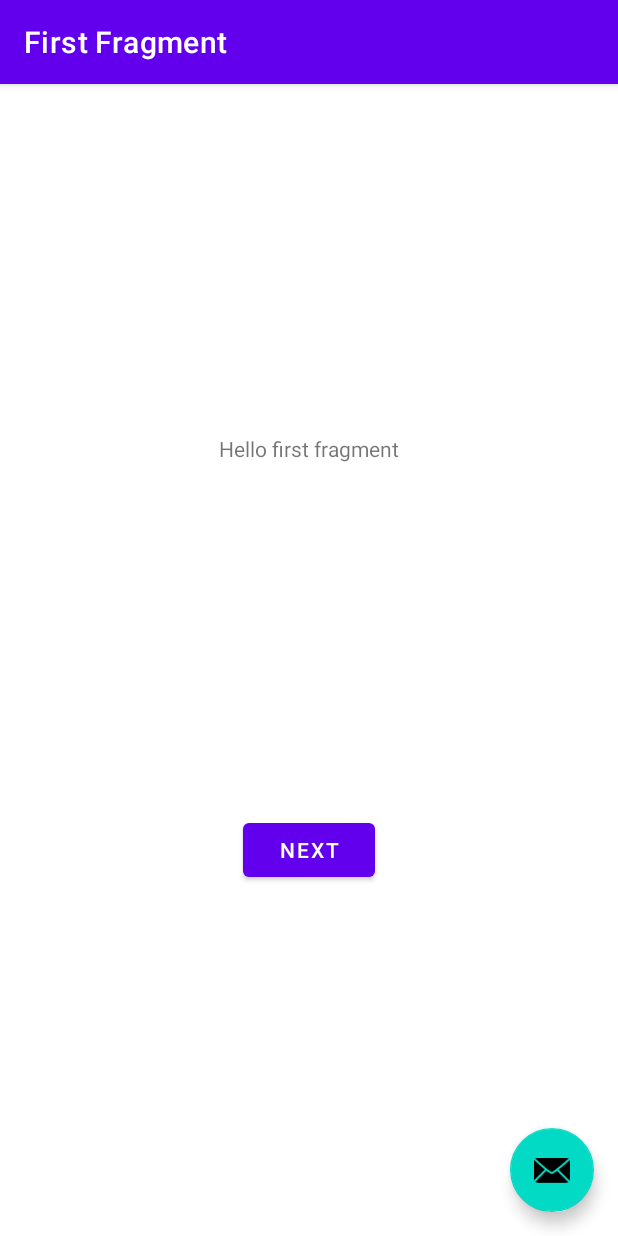
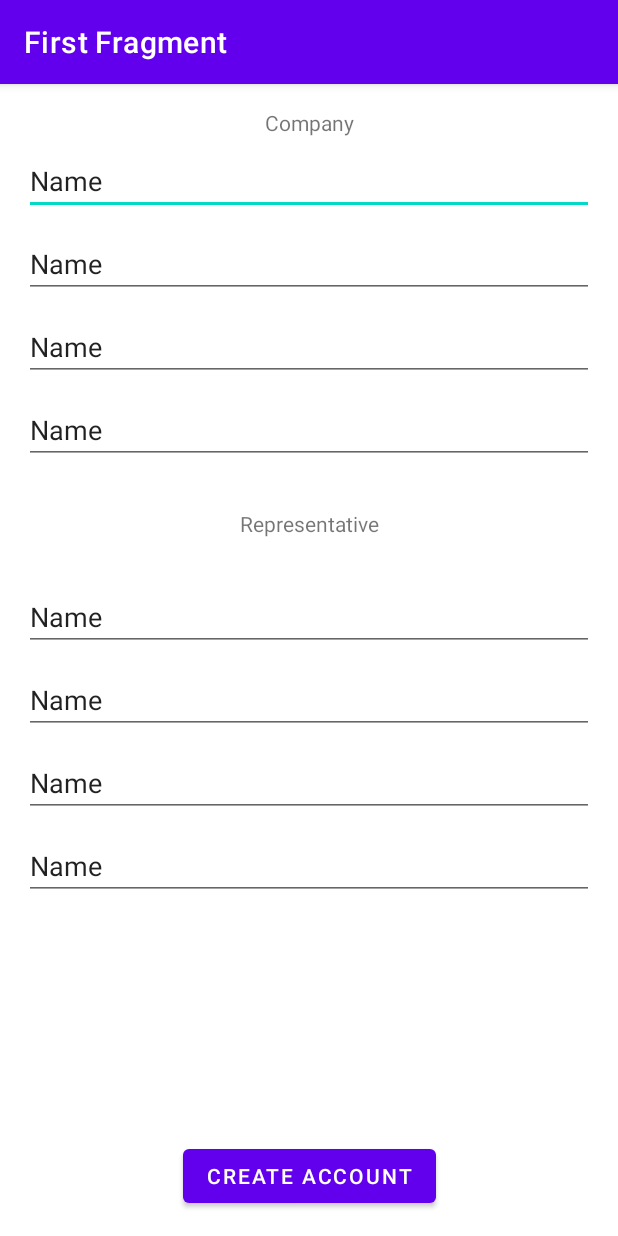
Before and after one commit to franmen05/preschool-android, an Android app: the First2Fragment screen opened directly, with no data from a screen before it, on a phone screen of 412 x 824 dp. Run offline under Robolectric (Android 15) with nearby library versions, the phone set to English and light mode, and no system bars; our stand-ins replace navigation-ui; 1 statement that could not run was skipped.

Commit message:
Register screen

```diff
--- a/app/src/main/res/layout/activity_register.xml
+++ b/app/src/main/res/layout/activity_register.xml
@@ -22,13 +22,4 @@
 
     <include layout="@layout/content_register" />
 
-    <com.google.android.material.floatingactionbutton.FloatingActionButton
-        android:id="@+id/fab"
-        android:layout_width="wrap_content"
-        android:layout_height="wrap_content"
-        android:layout_gravity="bottom|end"
-        android:layout_marginEnd="@dimen/fab_margin"
-        android:layout_marginBottom="16dp"
-        app:srcCompat="@android:drawable/ic_dialog_email" />
-
 </androidx.coordinatorlayout.widget.CoordinatorLayout>
--- a/app/src/main/res/layout/fragment_first2.xml
+++ b/app/src/main/res/layout/fragment_first2.xml
@@ -4,25 +4,134 @@
     xmlns:tools="http://schemas.android.com/tools"
     android:layout_width="match_parent"
     android:layout_height="match_parent"
+    android:paddingLeft="@dimen/activity_horizontal_margin"
+    android:paddingTop="@dimen/activity_vertical_margin"
+    android:paddingRight="@dimen/activity_horizontal_margin"
+    android:paddingBottom="@dimen/activity_vertical_margin"
     tools:context=".ui.register.First2Fragment">
-
-    <TextView
-        android:id="@+id/textview_first"
-        android:layout_width="wrap_content"
-        android:layout_height="wrap_content"
-        android:text="@string/hello_first_fragment"
-        app:layout_constraintBottom_toTopOf="@id/button_first"
-        app:layout_constraintEnd_toEndOf="parent"
-        app:layout_constraintStart_toStartOf="parent"
-        app:layout_constraintTop_toTopOf="parent" />
 
     <Button
         android:id="@+id/button_first"
         android:layout_width="wrap_content"
         android:layout_height="wrap_content"
-        android:text="@string/next"
+        android:text="@string/action_createAccount"
         app:layout_constraintBottom_toBottomOf="parent"
         app:layout_constraintEnd_toEndOf="parent"
+        app:layout_constraintStart_toStartOf="parent" />
+
+    <TextView
+        android:id="@+id/textView2"
+        android:layout_width="wrap_content"
+        android:layout_height="wrap_content"
+        android:layout_marginTop="196dp"
+        android:text="@string/company"
+        app:layout_constraintEnd_toEndOf="parent"
+        app:layout_constraintStart_toStartOf="parent" />
+
+    <EditText
+        android:id="@+id/editTextTextPersonName"
+        android:layout_height="42dp"
+        android:layout_width="0dp"
+        android:ems="10"
+        android:inputType="textPersonName"
+        android:text="Name"
+        android:layout_marginTop="10dp"
+        app:layout_constraintEnd_toEndOf="parent"
         app:layout_constraintStart_toStartOf="parent"
-        app:layout_constraintTop_toBottomOf="@id/textview_first" />
+        app:layout_constraintTop_toBottomOf="@+id/textView2"/>
+
+    <EditText
+        android:id="@+id/editTextTextPersonName2"
+        android:layout_height="wrap_content"
+        android:layout_width="0dp"
+        android:ems="10"
+        android:inputType="textPersonName"
+        android:text="Name"
+        android:layout_marginTop="10dp"
+        app:layout_constraintEnd_toEndOf="parent"
+        app:layout_constraintStart_toStartOf="parent"
+        app:layout_constraintTop_toBottomOf="@+id/editTextTextPersonName" />
+
+    <EditText
+        android:id="@+id/editTextTextPersonName3"
+        android:layout_width="match_parent"
+        android:layout_height="wrap_content"
+        android:ems="10"
+        android:inputType="textPersonName"
+        android:text="Name"
+        android:layout_marginTop="10dp"
+        app:layout_constraintEnd_toEndOf="parent"
+        app:layout_constraintStart_toStartOf="parent"
+        app:layout_constraintTop_toBottomOf="@+id/editTextTextPersonName2" />
+
+    <EditText
+        android:id="@+id/editTextTextPersonName4"
+        android:layout_height="wrap_content"
+        android:layout_width="0dp"
+        android:ems="10"
+        android:inputType="textPersonName"
+        android:text="Name"
+        android:layout_marginTop="10dp"
+        app:layout_constraintEnd_toEndOf="parent"
+        app:layout_constraintStart_toStartOf="parent"
+        app:layout_constraintTop_toBottomOf="@+id/editTextTextPersonName3" />
+
+    <TextView
+        android:id="@+id/textView32"
+        android:layout_width="wrap_content"
+        android:layout_height="wrap_content"
+        android:layout_marginTop="30dp"
+        android:text="@string/representative"
+        app:layout_constraintEnd_toEndOf="parent"
+        app:layout_constraintStart_toStartOf="parent"
+        app:layout_constraintTop_toBottomOf="@+id/editTextTextPersonName4" />
+
+    <EditText
+        android:id="@+id/editTextTextPersonName5"
+        android:layout_height="wrap_content"
+        android:layout_width="0dp"
+        android:ems="10"
+        android:inputType="textPersonName"
+        android:text="Name"
+        android:layout_marginTop="30dp"
+        app:layout_constraintEnd_toEndOf="parent"
+        app:layout_constraintStart_toStartOf="parent"
+        app:layout_constraintTop_toBottomOf="@+id/textView32" />
+
+    <EditText
+        android:id="@+id/editTextTextPersonName6"
+        android:layout_height="wrap_content"
+        android:layout_width="0dp"
+        android:ems="10"
+        android:inputType="textPersonName"
+        android:text="Name"
+        android:layout_marginTop="10dp"
+        app:layout_constraintEnd_toEndOf="parent"
+        app:layout_constraintStart_toStartOf="parent"
+        app:layout_constraintTop_toBottomOf="@+id/editTextTextPersonName5" />
+
+    <EditText
+        android:id="@+id/editTextTextPersonName7"
+        android:layout_height="wrap_content"
+        android:layout_width="0dp"
+        android:ems="10"
+        android:inputType="textPersonName"
+        android:text="Name"
+        android:layout_marginTop="10dp"
+        app:layout_constraintEnd_toEndOf="parent"
+        app:layout_constraintStart_toStartOf="parent"
+        app:layout_constraintTop_toBottomOf="@+id/editTextTextPersonName6" />
+
+    <EditText
+        android:id="@+id/editTextTextPersonName8"
+        android:layout_height="wrap_content"
+        android:layout_width="0dp"
+        android:ems="10"
+        android:inputType="textPersonName"
+        android:text="Name"
+        android:layout_marginTop="10dp"
+        app:layout_constraintEnd_toEndOf="parent"
+        app:layout_constraintStart_toStartOf="parent"
+        app:layout_constraintTop_toBottomOf="@+id/editTextTextPersonName7" />
+
 </androidx.constraintlayout.widget.ConstraintLayout>
--- a/app/src/main/res/values/strings.xml
+++ b/app/src/main/res/values/strings.xml
@@ -14,10 +14,16 @@
     <!-- Strings used for fragments for navigation -->
     <string name="first_fragment_label">First Fragment</string>
     <string name="second_fragment_label">Second Fragment</string>
+
     <string name="next">Next</string>
+    <string name="action_save">Save</string>
+    <string name="action_createAccount">Create Account</string>
     <string name="previous">Previous</string>
 
     <string name="hello_first_fragment">Hello first fragment</string>
     <string name="hello_second_fragment">Hello second fragment. Arg: %1$s</string>
     <string name="title_activity_register">RegisterActivity</string>
+    <string name="company">Company</string>
+    <string name="representative">Representative</string>
+    <string name="person">TextView</string>
 </resources>
```
